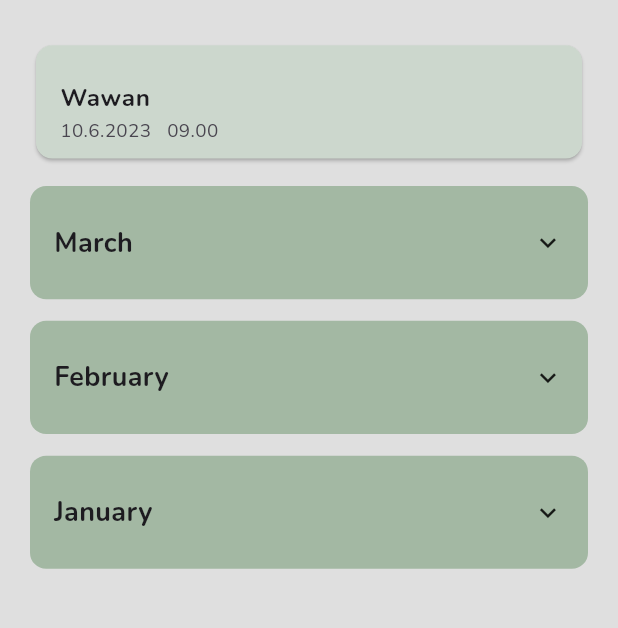
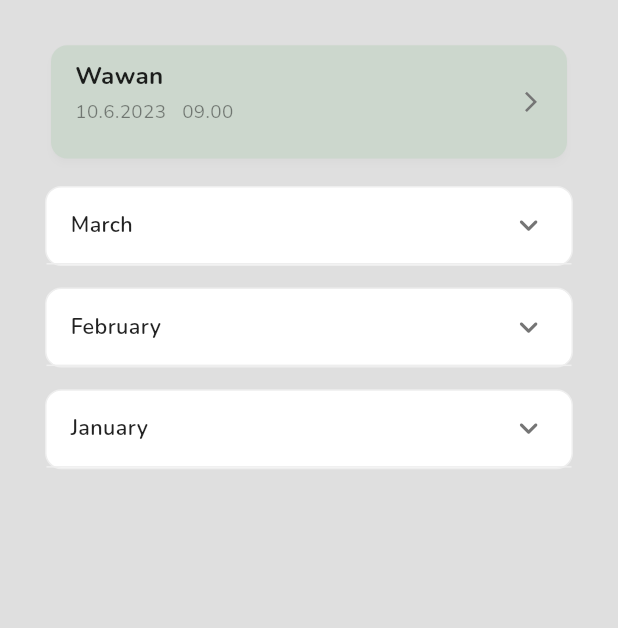
Before and after one commit to allam1768/Worker, a Flutter app: the screen it shows after launch, after a tap on "Utara", on a phone screen of 412 x 824 dp, the part 77-705 px from its top. Run offline on Flutter 3.47's test engine with Material 3 defaults, Android fonts, the phone set to English and light mode, and no system bars; our stand-ins replace flutter_screenutil, flutter_svg, get, google_fonts, image_picker, shared_preferences; missing offline and left inert: mobile_scanner.

Commit message:
style [AP]:meraihkan ui nya

```diff
--- a/lib/app/pages/Bottom Nav/bottomnav_view.dart
+++ b/lib/app/pages/Bottom Nav/bottomnav_view.dart
@@ -24,26 +24,29 @@ class BottomNavView extends StatelessWidget {
 
     return Scaffold(
       backgroundColor: AppColor.background,
-
+      resizeToAvoidBottomInset: true,
       body: Obx(() => IndexedStack(
         index: controller.currentIndex.value,
         children: controller.screens,
       )),
-
       bottomNavigationBar: Stack(
         clipBehavior: Clip.none,
         alignment: Alignment.bottomCenter,
         children: [
+          // Bottom Nav yang ngambang
           Container(
-            width: double.infinity,
-            height: 75.h,
+            margin: EdgeInsets.only(left: 20.w, right: 20.w, bottom: 16.h),
             padding: EdgeInsets.symmetric(horizontal: 20.w, vertical: 10.h),
             decoration: BoxDecoration(
               color: AppColor.btomnav,
-              borderRadius: BorderRadius.only(
-                topLeft: Radius.circular(20.r),
-                topRight: Radius.circular(20.r),
-              ),
+              borderRadius: BorderRadius.circular(20.r),
+              boxShadow: [
+                BoxShadow(
+                  color: Colors.black12,
+                  blurRadius: 40,
+                  offset: Offset(0, 4),
+                ),
+              ],
             ),
             child: Row(
               mainAxisAlignment: MainAxisAlignment.spaceAround,
@@ -61,14 +64,14 @@ class BottomNavView extends StatelessWidget {
                       width: 55.r,
                       decoration: BoxDecoration(
                         color: isActive
-                            ? AppColor.btnoren
+                            ? AppColor.btnijo
                             : const Color(0xFFD6D6D6),
                         shape: BoxShape.circle,
                       ),
                       child: Center(
                         child: SvgPicture.asset(
                           controller.icons[index],
-                          color: isActive ? Colors.black : Colors.grey,
+                          color: isActive ? Colors.white70 : Colors.grey,
                           width: 22.w,
                         ),
                       ),
@@ -79,9 +82,9 @@ class BottomNavView extends StatelessWidget {
             ),
           ),
 
-          // Tombol Tengah
+          // Tombol Tengah Scan
           Positioned(
-            bottom: 15.h,
+            bottom: 38.h, // Naikin dikit biar di atas bottom nav
             child: GestureDetector(
               onTap: () {
                 Get.to(
@@ -91,17 +94,24 @@ class BottomNavView extends StatelessWidget {
                 );
               },
               child: Container(
-                height: 85.r,
-                width: 85.r,
-                decoration: const BoxDecoration(
-                  color: Color(0xFFD6D6D6),
+                height: 68.r,
+                width: 68.r,
+                decoration: BoxDecoration(
+                  color: AppColor.oren,
                   shape: BoxShape.circle,
+                  boxShadow: [
+                    BoxShadow(
+                      color: Colors.black26,
+                      blurRadius: 10,
+                      offset: Offset(0, 4),
+                    ),
+                  ],
                 ),
                 child: Center(
                   child: SvgPicture.asset(
                     controller.icons[1],
-                    color: Colors.black,
-                    width: 30.w,
+                    color: Colors.white,
+                    width: 28.w,
                   ),
                 ),
               ),
--- a/lib/app/pages/Input/Data Tools Screen/data_tools_view.dart
+++ b/lib/app/pages/Input/Data Tools Screen/data_tools_view.dart
@@ -26,7 +26,7 @@ class DataToolsView extends StatelessWidget {
             ),
             Expanded(
               child: Padding(
-                padding: EdgeInsets.symmetric(horizontal: 20.w),
+                padding: EdgeInsets.symmetric(horizontal: 30.w),
                 child: Column(
                   children: [
                     Expanded(
@@ -47,12 +47,14 @@ class DataToolsView extends StatelessWidget {
                           itemBuilder: (context, index) {
                             final tool = controller.tools[index];
                             return Padding(
-                              padding: EdgeInsets.only(bottom: 10.h),
+                              padding: EdgeInsets.only(bottom: 20.h),
                               child: ToolCard(
                                 imagePath: tool["image"]!,
                                 location: tool["location"]!,
+                                subLocation: tool["sub"]!, // << ini
                                 onTap: controller.goToHistoryTool,
                               ),
+
                             );
                           },
                         ),
--- a/lib/app/pages/Input/Data Tools Screen/widgets/Tool_Card.dart
+++ b/lib/app/pages/Input/Data Tools Screen/widgets/Tool_Card.dart
@@ -1,15 +1,19 @@
 import 'package:flutter/material.dart';
 import 'package:flutter_screenutil/flutter_screenutil.dart';
+
+import '../../../../../values/app_color.dart';
 
 class ToolCard extends StatelessWidget {
   final String imagePath;
   final String location;
+  final String subLocation;
   final VoidCallback? onTap;
 
   const ToolCard({
     super.key,
     required this.imagePath,
     required this.location,
+    required this.subLocation,
     this.onTap,
   });
 
@@ -17,37 +21,55 @@ class ToolCard extends StatelessWidget {
   Widget build(BuildContext context) {
     return GestureDetector(
       onTap: onTap,
-      child: Container(
-        width: double.infinity,
-        height: 172.h,
-        decoration: BoxDecoration(
-          color: Colors.white,
-          borderRadius: BorderRadius.circular(8.r),
-          border: Border.all(color: Colors.black, width: 2.w),
-        ),
-        child: Stack(
+      child: ClipRRect(
+        borderRadius: BorderRadius.circular(20.r),
+        child: Column(
           children: [
-            // Gambar
+            // Bagian atas: Gambar
             ClipRRect(
-              borderRadius: BorderRadius.circular(6.r),
+              borderRadius: BorderRadius.only(
+                topLeft: Radius.circular(20.r),
+                topRight: Radius.circular(20.r),
+              ),
               child: Image.asset(
                 imagePath,
+                width: double.infinity,
+                height: 172.h,
                 fit: BoxFit.cover,
-                width: double.infinity,
-                height: double.infinity,
               ),
             ),
 
-            Positioned(
-              left: 8.w,
-              bottom: 8.h,
-              child: Text(
-                location,
-                style: TextStyle(
-                  fontSize: 16.sp,
-                  fontWeight: FontWeight.bold,
-                  color: Colors.black,
+            // Bagian bawah: Teks lokasi dan sublokasi
+            Container(
+              width: double.infinity,
+              padding: EdgeInsets.all(12.w),
+              decoration: BoxDecoration(
+                color: Colors.white70,
+                borderRadius: BorderRadius.only(
+                  bottomLeft: Radius.circular(20.r),
+                  bottomRight: Radius.circular(20.r),
                 ),
+              ),
+              child: Column(
+                crossAxisAlignment: CrossAxisAlignment.start,
+                children: [
+                  Text(
+                    location,
+                    style: TextStyle(
+                      fontSize: 16.sp,
+                      fontWeight: FontWeight.bold,
+                      color: Colors.black,
+                    ),
+                  ),
+                  SizedBox(height: 4.h),
+                  Text(
+                    subLocation,
+                    style: TextStyle(
+                      fontSize: 14.sp,
+                      color: Colors.black54,
+                    ),
+                  ),
+                ],
               ),
             ),
           ],
--- a/lib/app/pages/Input/Detail Screen/detail_controller.dart
+++ b/lib/app/pages/Input/Detail Screen/detail_controller.dart
@@ -8,7 +8,7 @@ class DetailController extends GetxController {
   var kondisi = "Baik".obs;
   var jumlah = "1000".obs;
   var informasi = "Lorem ipsum dolor sit amet.".obs;
-  var imagePath = "".obs;
+  var imagePath = "assets/images/example.png".obs; // Default image
 
   var canEdit = true.obs;
 
@@ -45,7 +45,7 @@ class DetailController extends GetxController {
     kondisi.value = newCondition;
     jumlah.value = newAmount;
     informasi.value = newInformation;
-    imagePath.value = newImage;
+    imagePath.value = newImage; // Update image path
   }
 
   void deleteData() {
--- a/lib/app/pages/Input/Detail Screen/widgets/custom_button_detail.dart
+++ b/lib/app/pages/Input/Detail Screen/widgets/custom_button_detail.dart
@@ -27,7 +27,7 @@ class CustomButtonDetail extends StatelessWidget {
         style: ElevatedButton.styleFrom(
           backgroundColor: color,
           padding: EdgeInsets.symmetric(vertical: 14.h),
-          shape: RoundedRectangleBorder(borderRadius: BorderRadius.circular(8.r)),
+          shape: RoundedRectangleBorder(borderRadius: BorderRadius.circular(10.r)),
         ),
         icon: svgIcon != null
             ? SvgPicture.asset(svgIcon!, width: 20.w, height: 20.h, colorFilter: const ColorFilter.mode(Colors.white, BlendMode.srcIn))
--- a/lib/app/pages/Input/Detail Screen/widgets/info_card.dart
+++ b/lib/app/pages/Input/Detail Screen/widgets/info_card.dart
@@ -18,7 +18,7 @@ class InfoCard extends StatelessWidget {
         padding: EdgeInsets.all(16.w),
         decoration: BoxDecoration(
           color: const Color(0xFF97B999),
-          borderRadius: BorderRadius.circular(12.r),
+          borderRadius: BorderRadius.circular(20.r),
         ),
         child: Column(
           crossAxisAlignment: CrossAxisAlignment.center,
--- a/lib/app/pages/Input/Detail Screen/widgets/info_container.dart
+++ b/lib/app/pages/Input/Detail Screen/widgets/info_container.dart
@@ -19,7 +19,7 @@ class InfoContainer extends StatelessWidget {
       padding: EdgeInsets.all(16.w),
       decoration: BoxDecoration(
         color: const Color(0xFF97B999),
-        borderRadius: BorderRadius.circular(12.r),
+        borderRadius: BorderRadius.circular(20.r),
       ),
       child: Column(
         crossAxisAlignment: CrossAxisAlignment.start,
--- a/lib/app/pages/Input/Detail Screen/widgets/karyawan_card.dart
+++ b/lib/app/pages/Input/Detail Screen/widgets/karyawan_card.dart
@@ -19,7 +19,7 @@ class EmployeeCard extends StatelessWidget {
       padding: EdgeInsets.all(16.w),
       decoration: BoxDecoration(
         color: const Color(0xFF97B999),
-        borderRadius: BorderRadius.circular(12.r),
+        borderRadius: BorderRadius.circular(20.r),
       ),
       child: Row(
         children: [
--- a/lib/app/pages/Input/History Tools Screen/history_tools_view.dart
+++ b/lib/app/pages/Input/History Tools Screen/history_tools_view.dart
@@ -37,7 +37,7 @@ class HistoryToolView extends StatelessWidget {
                   ),
                 )
                     : ListView(
-                  padding: EdgeInsets.symmetric(horizontal: 20.w),
+                  padding: EdgeInsets.symmetric(horizontal: 30.w),
                   children: sortedKeys.map((month) {
                     var items = groupedHistory[month]!;
 
--- a/lib/app/pages/Input/History Tools Screen/widgets/GroupHistoryCard.dart
+++ b/lib/app/pages/Input/History Tools Screen/widgets/GroupHistoryCard.dart
@@ -20,57 +20,60 @@ class GroupedHistoryCard extends StatelessWidget {
   @override
   Widget build(BuildContext context) {
     return Obx(
-          () => AnimatedContainer(
-        duration: const Duration(milliseconds: 300),
-        curve: Curves.easeInOut,
+          () => Container(
+        // Menggunakan SizedBox.expand untuk membuat lebar infinity
+        width: double.infinity,
+        margin: EdgeInsets.symmetric(vertical: 8.h),  // Menghilangkan margin horizontal
         decoration: BoxDecoration(
-          color: AppColor.btomnav,
+          color: Colors.white,
           borderRadius: BorderRadius.circular(12.r),
+          border: Border.all(color: Colors.grey.shade200),
         ),
-        margin: EdgeInsets.symmetric(vertical: 8.h),
         child: Column(
           children: [
-            GestureDetector(
-              onTap: () {
-                isExpanded.value = !isExpanded.value;
-              },
-              child: Container(
-                height: 84.h,
-                padding: EdgeInsets.symmetric(horizontal: 16.w),
-                alignment: Alignment.centerLeft,
+            InkWell(
+              onTap: () => isExpanded.toggle(),
+              borderRadius: BorderRadius.circular(12.r),
+              child: Padding(
+                padding: EdgeInsets.symmetric(horizontal: 16.w, vertical: 14.h),
                 child: Row(
                   mainAxisAlignment: MainAxisAlignment.spaceBetween,
                   children: [
                     Text(
                       controller.getMonthName(month),
                       style: TextStyle(
-                        fontSize: 20.sp,
-                        fontWeight: FontWeight.bold,
+                        fontSize: 16.sp,
+                        fontWeight: FontWeight.w600,
+                        color: Colors.black87,
                       ),
                     ),
                     AnimatedRotation(
                       turns: isExpanded.value ? 0.5 : 0,
-                      duration: const Duration(milliseconds: 300),
+                      duration: Duration(milliseconds: 300),
                       child: Icon(
-                        Icons.expand_more,
-                        size: 24.sp,
+                        Icons.keyboard_arrow_down_rounded,
+                        size: 28.sp,
+                        color: Colors.grey.shade600,
                       ),
                     ),
                   ],
                 ),
               ),
             ),
+            Divider(
+              height: 1,
+              thickness: 1,
+              color: Colors.grey.shade200,
+            ),
             AnimatedCrossFade(
-              firstChild: const SizedBox.shrink(),
+              firstChild: SizedBox.shrink(),
               secondChild: Padding(
-                padding: EdgeInsets.symmetric(horizontal: 16.w, vertical: 12.h),
+                padding: EdgeInsets.symmetric(horizontal: 12.w, vertical: 10.h),
                 child: Column(
                   children: List.generate(
                     items.length,
                         (index) => Padding(
-                      padding: EdgeInsets.only(
-                        bottom: index == items.length - 1 ? 0 : 8.h,
-                      ),
+                      padding: EdgeInsets.only(bottom: 10.h),
                       child: SingleHistoryCard(item: items[index]),
                     ),
                   ),
@@ -79,7 +82,7 @@ class GroupedHistoryCard extends StatelessWidget {
               crossFadeState: isExpanded.value
                   ? CrossFadeState.showSecond
                   : CrossFadeState.showFirst,
-              duration: const Duration(milliseconds: 100),
+              duration: Duration(milliseconds: 250),
             ),
           ],
         ),
--- a/lib/app/pages/Input/History Tools Screen/widgets/SingleHistoryCard.dart
+++ b/lib/app/pages/Input/History Tools Screen/widgets/SingleHistoryCard.dart
@@ -11,8 +11,10 @@ class SingleHistoryCard extends StatelessWidget {
   @override
   Widget build(BuildContext context) {
     return Padding(
-      padding: EdgeInsets.symmetric( vertical: 8.h),
+      padding: EdgeInsets.symmetric(vertical: 8.h),
       child: Card(
+        elevation: 2,  // Memberikan bayangan halus untuk kedalaman
+        shadowColor: Colors.black.withOpacity(0.1),  // Shadow lebih soft
         color: AppColor.backgroundsetengah,
         shape: RoundedRectangleBorder(borderRadius: BorderRadius.circular(12.r)),
         child: InkWell(
@@ -21,15 +23,38 @@ class SingleHistoryCard extends StatelessWidget {
           child: SizedBox(
             height: 84.h,
             width: double.infinity,
-            child: ListTile(
-              contentPadding: EdgeInsets.symmetric(vertical: 10.h, horizontal: 16.w),
-              title: Text(
-                item["name"],
-                style: TextStyle(fontSize: 18.sp, fontWeight: FontWeight.bold),
-              ),
-              subtitle: Text(
-                "${item["date"]}   ${item["time"]}",
-                style: TextStyle(fontSize: 14.sp),
+            child: Padding(
+              padding: EdgeInsets.symmetric(vertical: 10.h, horizontal: 16.w),
+              child: Row(
+                mainAxisAlignment: MainAxisAlignment.spaceBetween,
+                children: [
+                  Column(
+                    crossAxisAlignment: CrossAxisAlignment.start,
+                    children: [
+                      Text(
+                        item["name"],
+                        style: TextStyle(
+                          fontSize: 18.sp,
+                          fontWeight: FontWeight.bold,
+                          color: Colors.black87,
+                        ),
+                      ),
+                      SizedBox(height: 4.h),
+                      Text(
+                        "${item["date"]}   ${item["time"]}",
+                        style: TextStyle(
+                          fontSize: 14.sp,
+                          color: Colors.black45,
+                        ),
+                      ),
+                    ],
+                  ),
+                  Icon(
+                    Icons.arrow_forward_ios,
+                    size: 18.sp,
+                    color: Colors.grey.shade600,
+                  ),
+                ],
               ),
             ),
           ),
--- a/lib/app/pages/Report/History Report Screen/history_report_view.dart
+++ b/lib/app/pages/Report/History Report Screen/history_report_view.dart
@@ -37,7 +37,7 @@ class HistoryReportView extends StatelessWidget {
                 }
 
                 return ListView.builder(
-                  padding: EdgeInsets.symmetric(horizontal: 20.w), // Biar rapi
+                  padding: EdgeInsets.symmetric(horizontal: 30.w), // Biar rapi
                   itemCount: controller.reports.length,
                   itemBuilder: (context, index) {
                     final report = controller.reports[index];
--- a/lib/app/pages/Report/History Report Screen/widgets/report_client.dart
+++ b/lib/app/pages/Report/History Report Screen/widgets/report_client.dart
@@ -25,6 +25,10 @@ class ReportClient extends StatelessWidget {
       }),
       child: Padding(
         padding: EdgeInsets.only(bottom: 12.h),
+        child: Align(
+          alignment: Alignment.centerLeft,
+          child: FractionallySizedBox(
+            widthFactor: 0.9, // Lebar 90% dari layar
             child: Container(
               padding: EdgeInsets.all(16.w),
               decoration: BoxDecoration(
@@ -63,6 +67,8 @@ class ReportClient extends StatelessWidget {
               ),
             ),
           ),
+        ),
+      ),
     );
   }
 }
--- a/lib/app/pages/Report/History Report Screen/widgets/report_worker.dart
+++ b/lib/app/pages/Report/History Report Screen/widgets/report_worker.dart
@@ -25,6 +25,10 @@ class ReportWorker extends StatelessWidget {
       }),
       child: Padding(
         padding: EdgeInsets.only(bottom: 12.h),
+        child: Align(
+          alignment: Alignment.centerRight,
+          child: FractionallySizedBox(
+            widthFactor: 0.9, // Ubah lebar jadi 90% dari layar
             child: Container(
               padding: EdgeInsets.all(16.w),
               decoration: BoxDecoration(
@@ -63,6 +67,8 @@ class ReportWorker extends StatelessWidget {
               ),
             ),
           ),
+        ),
+      ),
     );
   }
 }
--- a/lib/main.dart
+++ b/lib/main.dart
@@ -7,12 +7,6 @@ import 'package:worker/routes/routes.dart';
 
 
 void main() {
-
-  SystemChrome.setSystemUIOverlayStyle(
-    SystemUiOverlayStyle(
-      statusBarColor: Colors.white,
-    ),
-  );
   runApp(const MyApp());
 }
 
--- a/pubspec.yaml
+++ b/pubspec.yaml
@@ -23,6 +23,8 @@ dependencies:
   mobile_scanner: ^6.0.6
   image_picker: ^1.0.7
   intl: ^0.18.1
+  photo_view: ^0.14.0
+
 
 dev_dependencies:
   flutter_test:
```
Also changed, not shown: lib/app/pages/Input/Data Tools Screen/data_tools_controller.dart (+8 -8 lines), lib/app/pages/Input/Detail Screen/detail_view.dart (+9 -15 lines), lib/app/pages/Input/Detail Screen/widgets/ImagePreviewCard.dart (added, +53 -0 lines), assets/icons/data.svg, pubspec.lock. Lines whose indentation alone changed are shown as unchanged.
